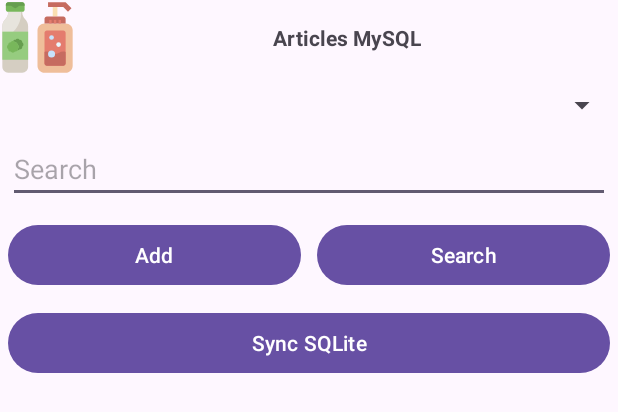
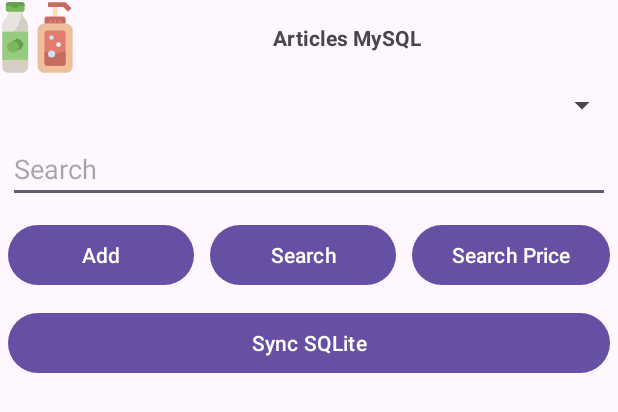
Before and after one commit to sarmiento57/proyecto_01_pdm115_etapa02, an Android app: the layout activity_articulo_my_sqlactivity.xml on its own in the app's theme, with its tools: preview values and no code run, on a phone screen of 412 x 824 dp. Shown: the top 412 px of the screen. Run offline under Robolectric (Android 15) with nearby library versions, the phone set to English and light mode, and no system bars; network calls fail.

Commit message:
Update consultar por precio articulo

```diff
--- a/app/src/main/java/sv/edu/ues/fia/controldemedicamentosyarticulosdelhogar/WebServiceHelper.java
+++ b/app/src/main/java/sv/edu/ues/fia/controldemedicamentosyarticulosdelhogar/WebServiceHelper.java
@@ -13,7 +13,7 @@ import java.util.Map;
 
 public class WebServiceHelper {
     public final Context context;
-    private final String BASE_URL = "http://192.168.1.29/api_farmacia/";
+    private final String BASE_URL = "http://192.168.1.51/api_farmacia/";
 
 
     public WebServiceHelper(Context context) {
--- a/app/src/main/res/layout/activity_articulo_my_sqlactivity.xml
+++ b/app/src/main/res/layout/activity_articulo_my_sqlactivity.xml
@@ -67,6 +67,15 @@
             android:layout_margin="5dp"
             android:layout_weight="5"
             android:text="@string/search" />
+
+        <Button
+            android:id="@+id/btnSearchPriceMySQL"
+            android:layout_width="8dp"
+            android:layout_height="wrap_content"
+            android:layout_margin="5dp"
+            android:layout_weight="5"
+            android:text="Search Price" />
+
     </LinearLayout>
     <LinearLayout
         android:layout_width="match_parent"
```
Also changed, not shown: app/src/main/java/sv/edu/ues/fia/controldemedicamentosyarticulosdelhogar/ArticuloMySQLActivity.java (+20 -22 lines).
